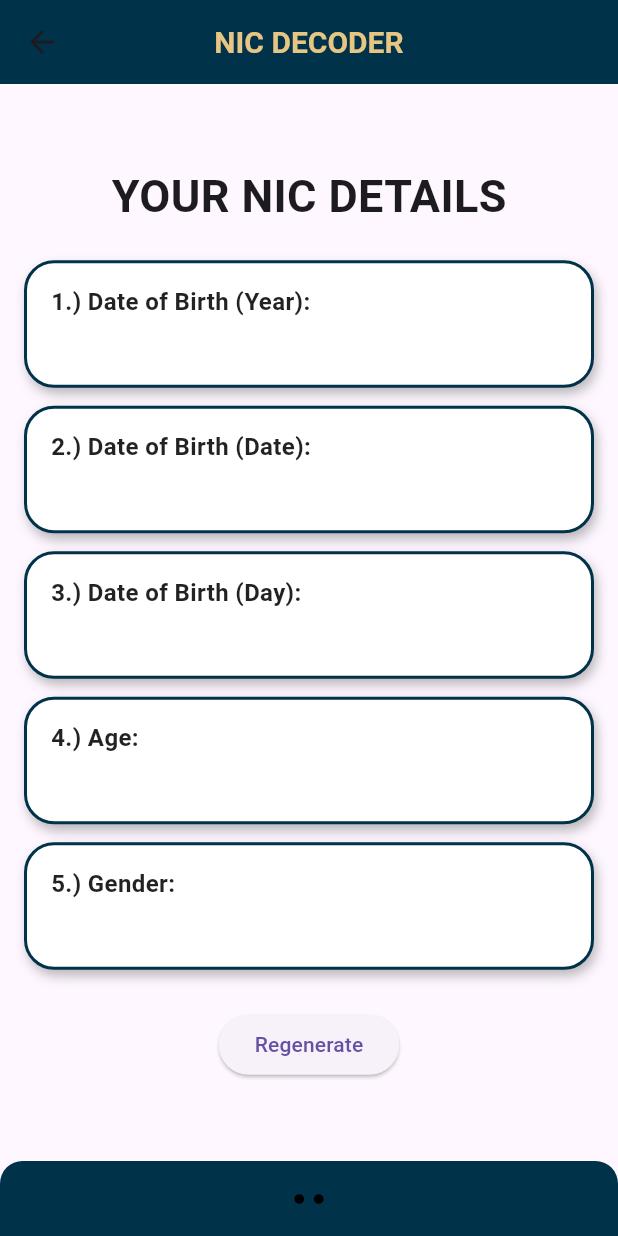
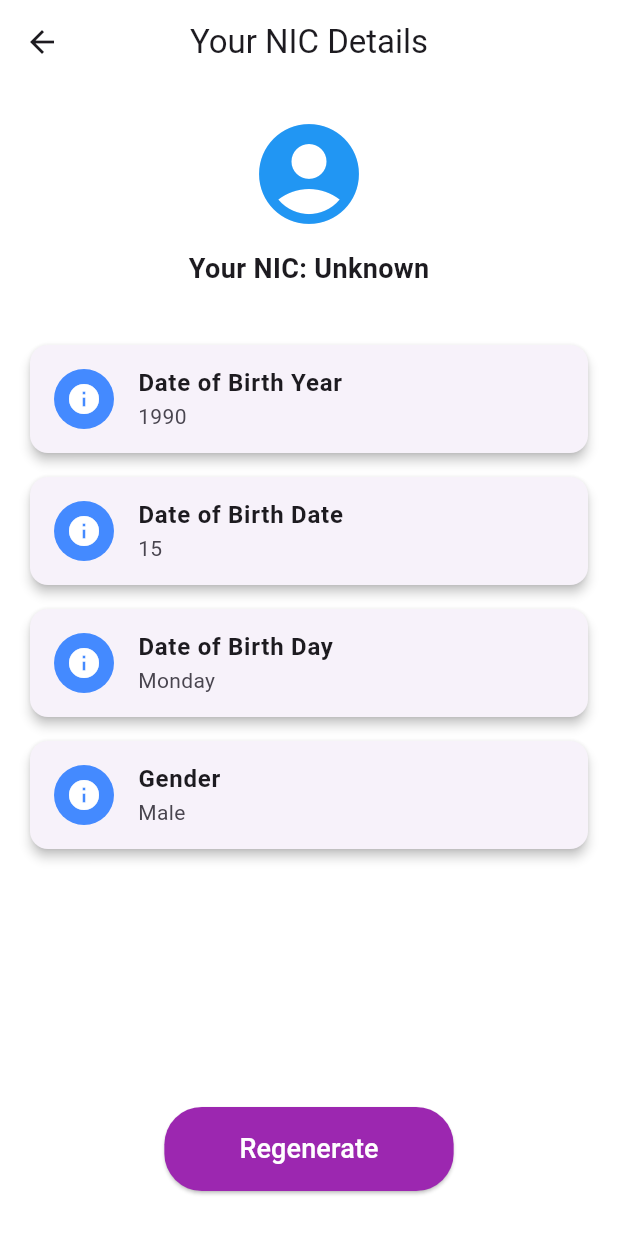
Before and after one commit to raveenjk/NIC_Decoder, a Flutter app: the NICResultScreen screen opened by its route, on a phone screen of 412 x 824 dp. Run offline on Flutter 3.47's test engine with Material 3 defaults, Android fonts, the light colour scheme and no system bars; our stand-ins replace get.

Commit message:
Update nic_result_screen.dart

```diff
--- a/nic_decoder/lib/result/nic_result_screen.dart
+++ b/nic_decoder/lib/result/nic_result_screen.dart
@@ -1,97 +1,78 @@
 import 'package:flutter/material.dart';
 import 'package:get/get.dart';
-import '../controllers/nic_controller.dart';
 
 class NICResultScreen extends StatelessWidget {
-  final NicController controller = Get.find<NicController>();
-
-  NICResultScreen({super.key});
-
   @override
   Widget build(BuildContext context) {
+    final Map<String, dynamic> nicData = Get.arguments ?? {};
+    String nic = nicData['nic'] ?? 'Unknown';
+
     return Scaffold(
+      backgroundColor: Colors.white,
       appBar: AppBar(
-        backgroundColor: const Color(0xFF003249), // Deep Navy
-        title: const Text(
-          'NIC DECODER',
-          style: TextStyle(color: Color(0xFFE7C582), fontSize: 20, fontWeight: FontWeight.bold),
-        ),
+        title: const Text("Your NIC Details"),
+        backgroundColor: Colors.transparent,
+        elevation: 0,
         centerTitle: true,
       ),
       body: Padding(
-        padding: const EdgeInsets.all(16.0),
+        padding: const EdgeInsets.symmetric(horizontal: 20),
         child: Column(
-          mainAxisAlignment: MainAxisAlignment.center,
+          crossAxisAlignment: CrossAxisAlignment.center,
           children: [
-            const Text("YOUR NIC DETAILS", style: TextStyle(fontSize: 30, fontWeight: FontWeight.bold)),
-            const SizedBox(height: 15),
-
-            _infoTile("1.) Date of Birth (Year):", controller.birthYear),
-            _infoTile("2.) Date of Birth (Date):", controller.birthDate),
-            _infoTile("3.) Date of Birth (Day):", controller.birthDay),
-            _infoTile("4.) Age:", controller.age),
-            _infoTile("5.) Gender:", controller.gender),
-
             const SizedBox(height: 20),
+            Icon(Icons.account_circle, size: 80, color: Colors.blue),
+            const SizedBox(height: 10),
+            Text(
+              "Your NIC: $nic",
+              style: const TextStyle(
+                fontSize: 18,
+                fontWeight: FontWeight.bold,
+              ),
+            ),
+            const SizedBox(height: 30),
+            _nicDetailTile("Date of Birth Year", "1990"),
+            _nicDetailTile("Date of Birth Date", "15"),
+            _nicDetailTile("Date of Birth Day", "Monday"),
+            _nicDetailTile("Gender", "Male"),
+            const Spacer(),
             ElevatedButton(
-              onPressed: () => Get.back(),
-              child: const Text("Regenerate"),
+              onPressed: () {
+                Get.back();
+              },
+              style: ElevatedButton.styleFrom(
+                padding:
+                    const EdgeInsets.symmetric(horizontal: 50, vertical: 15),
+                backgroundColor: Colors.purple,
+                shape: RoundedRectangleBorder(
+                  borderRadius: BorderRadius.circular(25),
+                ),
+              ),
+              child: const Text(
+                "Regenerate",
+                style: TextStyle(fontSize: 18, color: Colors.white),
+              ),
             ),
+            const SizedBox(height: 30),
           ],
-        ),
-      ),
-      bottomNavigationBar: Container(
-        height: 50,
-        decoration: const BoxDecoration(
-          color: Color(0xFF003249), // Footer color
-          borderRadius: BorderRadius.vertical(top: Radius.circular(15)),
-        ),
-        child: const Center(
-          child: Row(
-            mainAxisSize: MainAxisSize.min,
-            children: [
-              Icon(Icons.circle, size: 8, color: Colors.black),
-              SizedBox(width: 5),
-              Icon(Icons.circle, size: 8, color: Colors.black),
-            ],
-          ),
         ),
       ),
     );
   }
 
-  Widget _infoTile(String label, RxString value) {
-    return Obx(() => Container(
-          width: double.infinity, // Makes it full width
-          margin: const EdgeInsets.symmetric(vertical: 6), // Adds spacing between tiles
-          decoration: BoxDecoration(
-            color: Colors.white, // Background color
-            borderRadius: BorderRadius.circular(20), // Fully rounded corners
-            border: Border.all(color: const Color(0xFF003249), width: 2), // Border color
-            boxShadow: const [
-              BoxShadow(
-                color: Colors.black26, // Soft shadow
-                blurRadius: 6, // Increases blur effect
-                offset: Offset(2, 4), // Moves shadow slightly
-              ),
-            ],
-          ),
-          padding: const EdgeInsets.symmetric(vertical: 14, horizontal: 16), // Box padding
-          child: Column(
-            crossAxisAlignment: CrossAxisAlignment.start,
-            children: [
-              Text(
-                label,
-                style: const TextStyle(
-                    fontWeight: FontWeight.bold, fontSize: 16, color: Colors.black87),
-              ),
-              const SizedBox(height: 4), // Spacing between title & value
-              Text(
-                value.value,
-                style: const TextStyle(fontSize: 18, color: Color.fromARGB(155, 0, 0, 0)),
-              ),
-            ],
-          ),
-        ));
+  Widget _nicDetailTile(String title, String value) {
+    return Card(
+      elevation: 3,
+      margin: const EdgeInsets.symmetric(vertical: 8),
+      shape: RoundedRectangleBorder(borderRadius: BorderRadius.circular(12)),
+      child: ListTile(
+        leading: CircleAvatar(
+          backgroundColor: Colors.blueAccent,
+          child: Icon(Icons.info, color: Colors.white),
+        ),
+        title: Text(title, style: const TextStyle(fontWeight: FontWeight.bold)),
+        subtitle: Text(value),
+      ),
+    );
   }
 }
```
